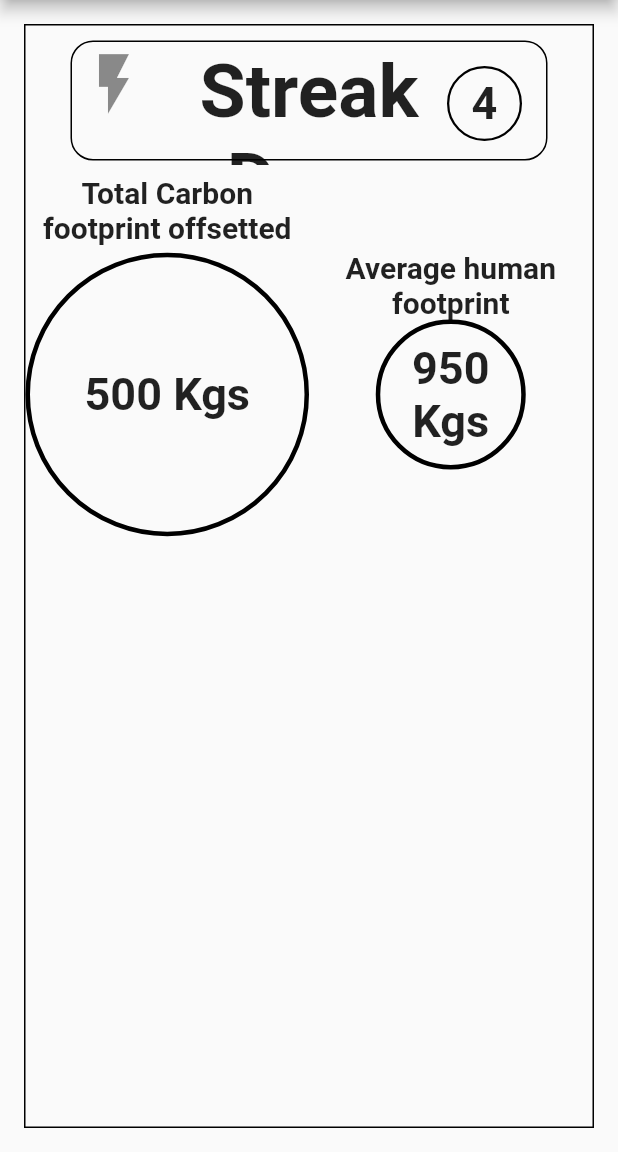
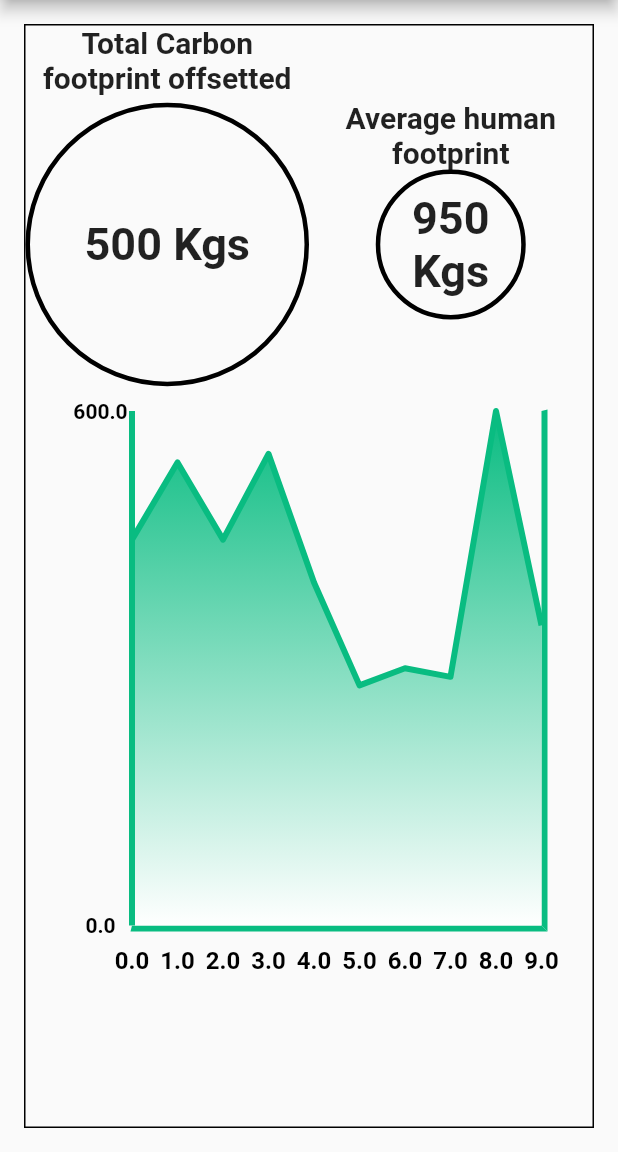
Before and after one commit to jeyeong/climate-ark-app, a Flutter app: the screen it shows after launch, on a phone screen of 412 x 824 dp, the part 84-1236 px from its top. Run offline on Flutter 3.47's test engine with Material 2 defaults, Android fonts, the phone set to English and light mode, and no system bars; drawn by our look-alikes of fl_chart.

Commit message:
graph stuff

```diff
--- /dev/null
+++ b/canvas/lib/components/graph_image.dart
@@ -0,0 +1,238 @@
+import 'package:flutter/material.dart';
+import 'package:fl_chart/fl_chart.dart';
+
+//import 'package:canvas/constants.dart';
+
+class GraphCard extends StatelessWidget {
+  // final String toptext, circletext;
+  // final double radius;
+  // const FootprintCard({Key? key, required this.toptext, required this.circletext, required this.radius}) : super(key: key);
+  GraphCard({Key? key}): super(key: key);
+
+  List<Color> gradientColors = [
+    const Color(0xff09bc81),
+    const Color(0xffffffff),
+  ];
+
+
+  @override
+  Widget build(BuildContext context) {
+    return Container(
+      // padding: const EdgeInsets.symmetric(horizontal: 20),
+      // margin: const EdgeInsets.symmetric(horizontal: 8.0),
+      width: double.infinity,
+      height: 400,
+      padding: EdgeInsets.fromLTRB(30.0, 10.0, 30.0, 10.0),
+      // decoration: BoxDecoration(
+      //     color: primaryLightestColor, borderRadius: BorderRadius.circular(29)),
+      child: LineChart(sampleData1),
+    );
+  }
+
+
+  LineChartData get sampleData1 => LineChartData(
+    lineTouchData: lineTouchData1,
+    gridData: gridData1,
+    titlesData: titlesData1,
+    borderData: borderData,
+    lineBarsData: lineBarsData1,
+    minX: 0,
+    maxX: 9, // should be number of data points that will be in the set
+    maxY: 600,
+    minY: 0,
+    extraLinesData: extraLineData1,
+  );
+
+  ExtraLinesData get extraLineData1 => ExtraLinesData(
+    verticalLines: <VerticalLine>[
+      VerticalLine(x: 0, color: Color(0xff09bc81), strokeWidth: 4),
+    ],
+  );
+
+  LineTouchData get lineTouchData1 => LineTouchData(enabled: false,);
+  FlTitlesData get titlesData1 => FlTitlesData(
+        bottomTitles: AxisTitles(
+          sideTitles: bottomTitles,
+        ),
+        rightTitles: AxisTitles(
+          sideTitles: SideTitles(showTitles: false),
+        ),
+        topTitles: AxisTitles(
+          sideTitles: SideTitles(showTitles: false),
+        ),
+        leftTitles: AxisTitles(
+          sideTitles: leftTitles(),
+        ),
+      );
+
+  List<LineChartBarData> get lineBarsData1 => [
+        lineChartBarData1_1,
+
+      ];
+
+
+  LineChartBarData get lineChartBarData1_1 => LineChartBarData(
+    isCurved:false,
+    color: const Color(0xff09bc81),
+    barWidth: 4,
+    isStrokeCapRound: false,
+    dotData: FlDotData(show: false),
+    belowBarData: BarAreaData(
+      show: true,
+      gradient: LinearGradient(
+        colors: gradientColors,
+        begin: Alignment.topCenter,
+        end: Alignment.bottomCenter,
+      ),
+    ),
+    spots: const [
+      FlSpot(0, 450),
+      FlSpot(1, 540),
+      FlSpot(2, 450),
+      FlSpot(3, 550),
+      FlSpot(4, 400),
+      FlSpot(5, 280),
+      FlSpot(6, 300),
+      FlSpot(7, 290),
+      FlSpot(8, 600),
+      FlSpot(9, 350),
+    ],
+  );
+
+  FlGridData get gridData1 => FlGridData(show: false,);
+
+  FlBorderData get borderData => FlBorderData(
+    show: true,
+    border:  Border(
+      bottom: BorderSide(color: gradientColors[0], width: 4),
+      //left: BorderSide(color: gradientColors[0], width: 4),// change length to be leftmost datapoint
+      right: BorderSide(color: gradientColors[0], width: 4), // change length to be rightmost datapoint
+      left: BorderSide(color: Colors.transparent),
+      //right: BorderSide(color: Colors.transparent),
+      top: BorderSide(color: Colors.transparent),
+    ),
+
+
+  );
+
+  SideTitles get bottomTitles => SideTitles(
+    getTitlesWidget: bottomTitleWidgets,
+    showTitles: true,
+    interval: 1,
+    reservedSize: 32);
+
+   Widget bottomTitleWidgets(double value, TitleMeta meta) {
+    const style = TextStyle(
+      color: Color(0xff000000),
+      fontWeight: FontWeight.bold,
+      fontSize: 16,
+    );
+    Widget text = Text(value.toString(), style: style);
+    return Padding(child: text, padding: const EdgeInsets.only(top: 10.0));
+   }
+
+  SideTitles leftTitles() => SideTitles(
+    getTitlesWidget: leftTitleWidgets,
+    showTitles: true,
+    interval: 1,
+    reservedSize: 40,
+  );
+
+  Widget leftTitleWidgets(double value, TitleMeta meta) {
+    const style = TextStyle(
+      color: Color(0xff000000),
+      fontWeight: FontWeight.bold,
+      fontSize: 14,
+    );
+    String text = (value.toInt()%150 == 0) ? value.toString(): "";
+
+    return Text(text, style: style, textAlign: TextAlign.center);
+  }
+
+//============================================================================
+  LineChartData mainData() {
+    return LineChartData(
+      gridData: FlGridData(
+        show: true,
+        drawVerticalLine: true,
+        horizontalInterval: 1,
+        verticalInterval: 1,
+        getDrawingHorizontalLine: (value) {
+          return FlLine(
+            color: const Color(0xff37434d),
+            strokeWidth: 1,
+          );
+        },
+        getDrawingVerticalLine: (value) {
+          return FlLine(
+            color: const Color(0xff37434d),
+            strokeWidth: 1,
+          );
+        },
+      ),
+      titlesData: FlTitlesData(
+        show: true,
+        rightTitles: AxisTitles(
+          sideTitles: SideTitles(showTitles: false),
+        ),
+        topTitles: AxisTitles(
+          sideTitles: SideTitles(showTitles: false),
+        ),
+        bottomTitles: AxisTitles(
+          sideTitles: SideTitles(
+            showTitles: true,
+            reservedSize: 30,
+            interval: 1,
+            getTitlesWidget: bottomTitleWidgets,
+          ),
+        ),
+        leftTitles: AxisTitles(
+          sideTitles: SideTitles(
+            showTitles: true,
+            interval: 1,
+            getTitlesWidget: leftTitleWidgets,
+            reservedSize: 42,
+          ),
+        ),
+      ),
+      borderData: FlBorderData(
+          show: true,
+          border: Border.all(color: const Color(0xff37434d), width: 1)),
+      minX: 0,
+      maxX: 11,
+      minY: 0,
+      maxY: 6,
+      lineBarsData: [
+        LineChartBarData(
+          spots: const [
+            FlSpot(0, 2),
+            FlSpot(3, 3),
+            FlSpot(6, 6),
+            FlSpot(9, 5.5),
+          ],
+          isCurved: false,
+          gradient: LinearGradient(
+            colors: gradientColors,
+            begin: Alignment.centerLeft,
+            end: Alignment.centerRight,
+          ),
+          barWidth: 5,
+          isStrokeCapRound: true,
+          dotData: FlDotData(
+            show: false,
+          ),
+          belowBarData: BarAreaData(
+            show: false,
+            gradient: LinearGradient(
+              colors: gradientColors
+                  .map((color) => color.withOpacity(0.3))
+                  .toList(),
+              begin: Alignment.centerLeft,
+              end: Alignment.centerRight,
+            ),
+          ),
+        ),
+      ],
+    );
+  }
+}
--- a/canvas/lib/components/info_card.dart
+++ b/canvas/lib/components/info_card.dart
@@ -26,7 +26,7 @@ class InfoCard extends StatelessWidget{
 
           title: Text(text,
               style: TextStyle(
-                fontSize: height/2,
+                fontSize: (height/3),
                 fontWeight: FontWeight.bold, ),
               textAlign: TextAlign.center,
               ),
--- a/canvas/lib/main.dart
+++ b/canvas/lib/main.dart
@@ -1,7 +1,9 @@
+import 'package:canvas/components/fun_fact.dart';
 import 'package:canvas/components/info_card.dart';
 import 'package:flutter/material.dart';
 //import 'package:canvas/constants.dart';
 import 'package:canvas/components/footprint_card.dart';
+import 'package:canvas/components/graph_image.dart';
 
 
 
@@ -53,7 +55,6 @@ class _MyHomePageState extends State<MyHomePage> {
           child: Column(
             mainAxisSize: MainAxisSize.max,
             children: <Widget> [
-              InfoCard(text: "Streak Days", days: "4",  height:100.0, icon: Icon(Icons.flash_on),),
               Row(
               mainAxisAlignment: MainAxisAlignment.center,
               mainAxisSize: MainAxisSize.max,
@@ -65,6 +66,11 @@ class _MyHomePageState extends State<MyHomePage> {
                 // Expanded(
                 ],
               ),
+              //FunFact(text: "Saving emissions worth a flight \nbetween Delhi and Bangalore", height: 80.0, icon: Icon(Icons.airplanemode_on), col: Colors.white),
+              //InfoCard(text: "Streak Days", days: "4",  height:100.0, icon: Icon(Icons.flash_on),),
+              //InfoCard(text: "Activities Completed", days: "8",  height:120.0, icon: Icon(Icons.assignment),),
+              //FunFact(text: "Add 2 more daily tasks to your routine to \n complete 50% of all tasks!", height: 80.0, icon: Icon(Icons.lightbulb_outline), col: Colors.red),
+              GraphCard(),
 
             ],
           ),
--- a/canvas/pubspec.yaml
+++ b/canvas/pubspec.yaml
@@ -34,6 +34,7 @@ dependencies:
   # The following adds the Cupertino Icons font to your application.
   # Use with the CupertinoIcons class for iOS style icons.
   cupertino_icons: ^1.0.2
+  fl_chart: ^0.50.0
 
 dev_dependencies:
   flutter_test:
```
Also changed, not shown: canvas/lib/components/fun_fact.dart (added, +39 -0 lines), canvas/pubspec.lock.
